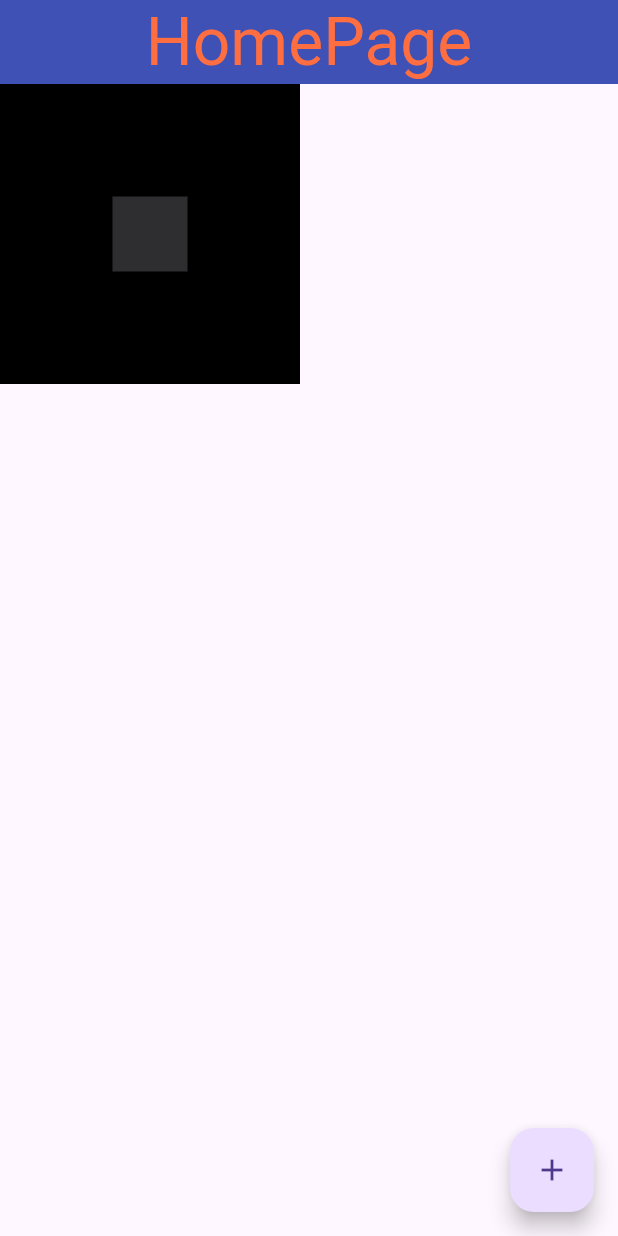
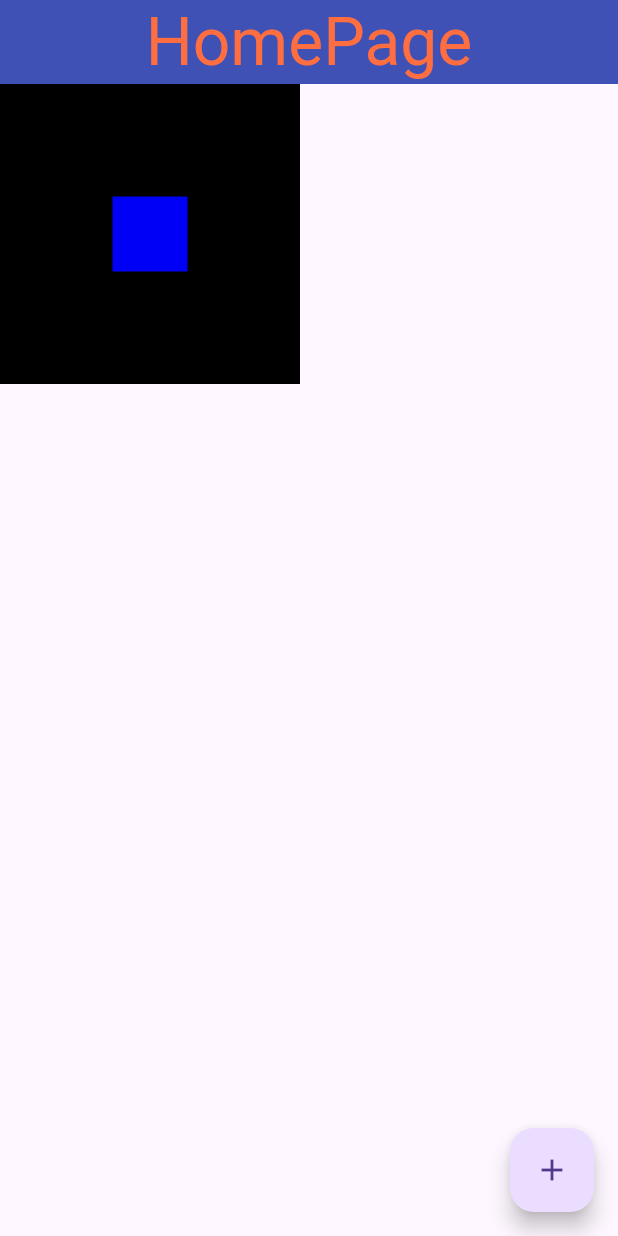
Before and after one commit to GabrielRogerioMessias/diverses-studies, a Flutter app: the screen it shows after launch, on a phone screen of 412 x 824 dp. Run offline on Flutter 3.47's test engine with Material 3 defaults, Android fonts, the light colour scheme and no system bars.

Commit message:
Single Render(correção)| Flutter

```diff
--- a/ProjetosFlutter/ola_mundo/lib/home_page.dart
+++ b/ProjetosFlutter/ola_mundo/lib/home_page.dart
@@ -26,8 +26,7 @@ class HomePageState extends State<HomePage> {
       // Componentes como Container são single render, ou seja, quando colocamos um dentro do outro
       // e passamos instruções como 2 quadrados, o de dentro sendo menor e o de fora maior
       // a cor que passarmos para o quadrado 2 será a mesma do quadrado 1.
-      // para resolver isso, devemos usar elementos de alinhamento, pois assim teremos um multi render e poderemos ver a cor
-      //dos dois quadrados.
+      // para resolver isso, devemos usar elementos de alinhamento, pois assim teremos a visualização dos 2
       body: Container(
         width: 200,
         height: 200,
@@ -37,7 +36,7 @@ class HomePageState extends State<HomePage> {
           child: Container(
             width: 50,
             height: 50,
-            color: const Color.fromARGB(255, 46, 46, 48),
+            color: const Color.fromARGB(255, 0, 0, 246),
           ),
         ),
       ),
```
